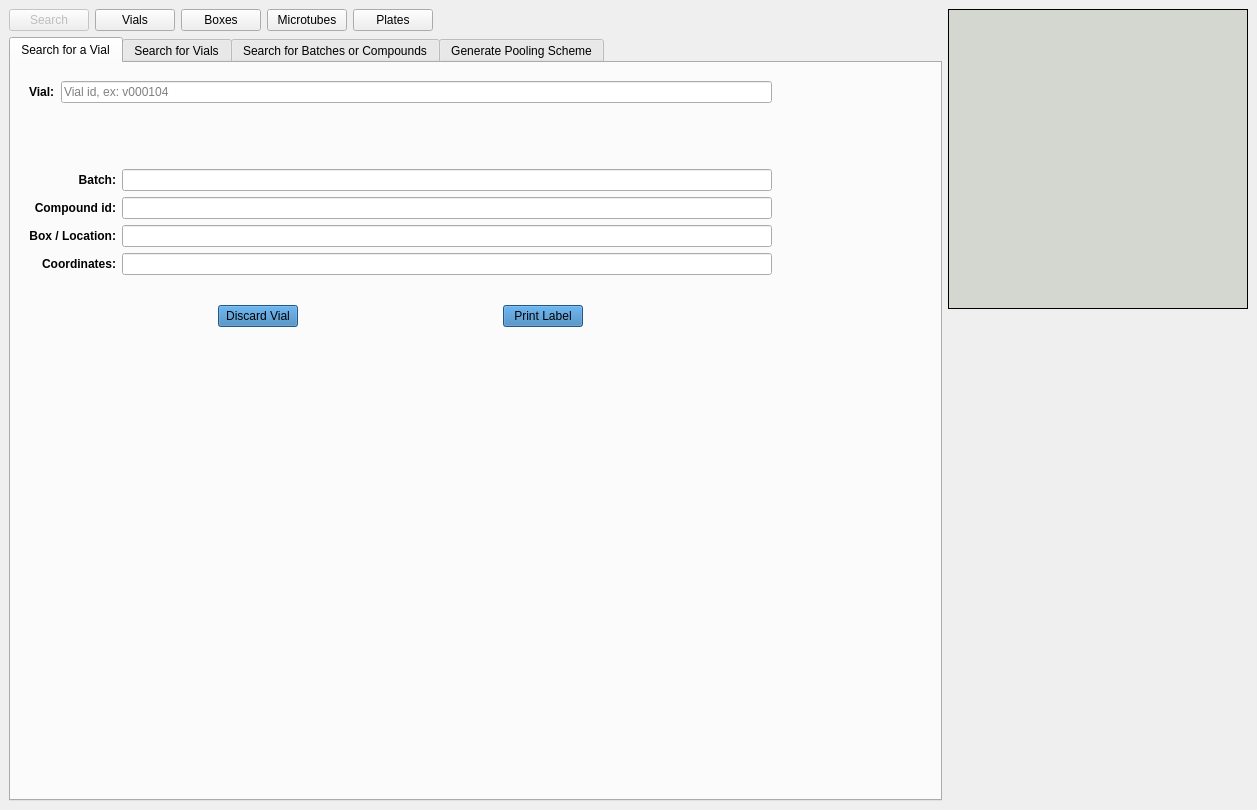
Old version of the form frontend/assets/searchwindow.ui in the repository dahlbma/cello.
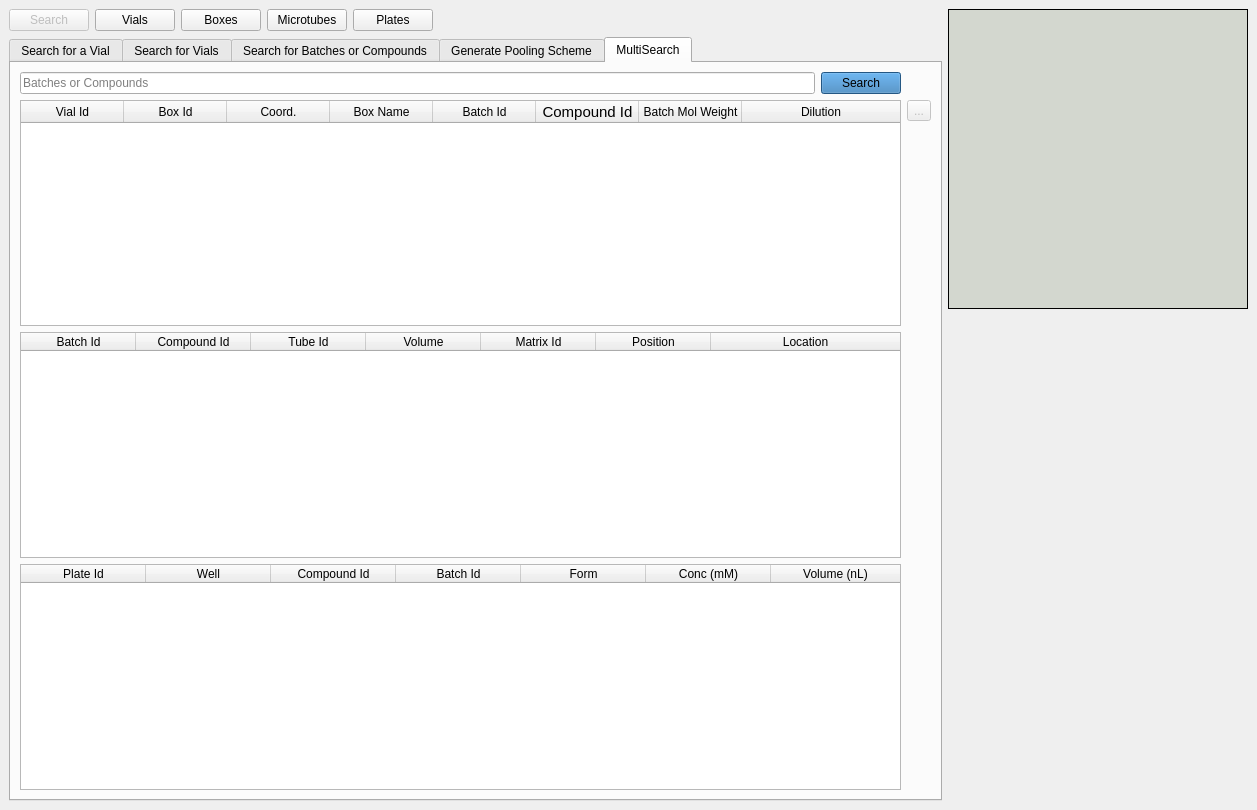
New version of the form.

Commit message: start work on multisearch

The edit to the form file:
```diff
--- a/frontend/assets/searchwindow.ui
+++ b/frontend/assets/searchwindow.ui
@@ -77,7 +77,7 @@
       <item row="1" column="0" colspan="6">
        <widget class="QTabWidget" name="search_tab_wg">
         <property name="currentIndex">
-         <number>0</number>
+         <number>4</number>
         </property>
         <widget class="QWidget" name="onevial_search_tab">
          <attribute name="title">
@@ -978,6 +978,247 @@
           </item>
          </layout>
         </widget>
+        <widget class="QWidget" name="multisearch_tab">
+         <attribute name="title">
+          <string>MultiSearch</string>
+         </attribute>
+         <layout class="QGridLayout" name="gridLayout_10">
+          <item row="0" column="0">
+           <layout class="QHBoxLayout" name="horizontalLayout_7">
+            <item>
+             <widget class="QLineEdit" name="multisearch_eb">
+              <property name="text">
+               <string/>
+              </property>
+              <property name="placeholderText">
+               <string>Batches or Compounds</string>
+              </property>
+             </widget>
+            </item>
+            <item>
+             <widget class="QPushButton" name="multisearch_btn">
+              <property name="styleSheet">
+               <string notr="true">background-color: rgb(51, 122, 183)</string>
+              </property>
+              <property name="text">
+               <string>Search</string>
+              </property>
+             </widget>
+            </item>
+           </layout>
+          </item>
+          <item row="1" column="0" rowspan="2">
+           <layout class="QVBoxLayout" name="verticalLayout_3">
+            <item>
+             <widget class="QTableWidget" name="multisearch_vials_table">
+              <property name="lineWidth">
+               <number>1</number>
+              </property>
+              <property name="horizontalScrollBarPolicy">
+               <enum>Qt::ScrollBarAsNeeded</enum>
+              </property>
+              <property name="sizeAdjustPolicy">
+               <enum>QAbstractScrollArea::AdjustToContents</enum>
+              </property>
+              <property name="editTriggers">
+               <set>QAbstractItemView::NoEditTriggers</set>
+              </property>
+              <property name="alternatingRowColors">
+               <bool>true</bool>
+              </property>
+              <property name="sortingEnabled">
+               <bool>true</bool>
+              </property>
+              <attribute name="horizontalHeaderDefaultSectionSize">
+               <number>103</number>
+              </attribute>
+              <attribute name="horizontalHeaderShowSortIndicator" stdset="0">
+               <bool>true</bool>
+              </attribute>
+              <attribute name="horizontalHeaderStretchLastSection">
+               <bool>true</bool>
+              </attribute>
+              <column>
+               <property name="text">
+                <string>Vial Id</string>
+               </property>
+              </column>
+              <column>
+               <property name="text">
+                <string>Box Id</string>
+               </property>
+              </column>
+              <column>
+               <property name="text">
+                <string>Coord.</string>
+               </property>
+              </column>
+              <column>
+               <property name="text">
+                <string>Box Name</string>
+               </property>
+              </column>
+              <column>
+               <property name="text">
+                <string>Batch Id</string>
+               </property>
+              </column>
+              <column>
+               <property name="text">
+                <string>Compound Id</string>
+               </property>
+               <property name="font">
+                <font>
+                 <pointsize>11</pointsize>
+                </font>
+               </property>
+              </column>
+              <column>
+               <property name="text">
+                <string>Batch Mol Weight</string>
+               </property>
+               <property name="font">
+                <font>
+                 <pointsize>9</pointsize>
+                </font>
+               </property>
+              </column>
+              <column>
+               <property name="text">
+                <string>Dilution</string>
+               </property>
+              </column>
+             </widget>
+            </item>
+            <item>
+             <widget class="QTableWidget" name="multisearch_tubes_table">
+              <property name="sortingEnabled">
+               <bool>true</bool>
+              </property>
+              <attribute name="horizontalHeaderDefaultSectionSize">
+               <number>115</number>
+              </attribute>
+              <attribute name="horizontalHeaderShowSortIndicator" stdset="0">
+               <bool>true</bool>
+              </attribute>
+              <attribute name="horizontalHeaderStretchLastSection">
+               <bool>true</bool>
+              </attribute>
+              <column>
+               <property name="text">
+                <string>Batch Id</string>
+               </property>
+              </column>
+              <column>
+               <property name="text">
+                <string>Compound Id</string>
+               </property>
+              </column>
+              <column>
+               <property name="text">
+                <string>Tube Id</string>
+               </property>
+              </column>
+              <column>
+               <property name="text">
+                <string>Volume</string>
+               </property>
+              </column>
+              <column>
+               <property name="text">
+                <string>Matrix Id</string>
+               </property>
+              </column>
+              <column>
+               <property name="text">
+                <string>Position</string>
+               </property>
+              </column>
+              <column>
+               <property name="text">
+                <string>Location</string>
+               </property>
+              </column>
+             </widget>
+            </item>
+            <item>
+             <widget class="QTableWidget" name="multisearch_plate_table">
+              <attribute name="horizontalHeaderDefaultSectionSize">
+               <number>125</number>
+              </attribute>
+              <attribute name="horizontalHeaderShowSortIndicator" stdset="0">
+               <bool>false</bool>
+              </attribute>
+              <attribute name="horizontalHeaderStretchLastSection">
+               <bool>true</bool>
+              </attribute>
+              <column>
+               <property name="text">
+                <string>Plate Id</string>
+               </property>
+              </column>
+              <column>
+               <property name="text">
+                <string>Well</string>
+               </property>
+              </column>
+              <column>
+               <property name="text">
+                <string>Compound Id</string>
+               </property>
+              </column>
+              <column>
+               <property name="text">
+                <string>Batch Id</string>
+               </property>
+              </column>
+              <column>
+               <property name="text">
+                <string>Form</string>
+               </property>
+              </column>
+              <column>
+               <property name="text">
+                <string>Conc (mM)</string>
+               </property>
+              </column>
+              <column>
+               <property name="text">
+                <string>Volume (nL)</string>
+               </property>
+              </column>
+             </widget>
+            </item>
+           </layout>
+          </item>
+          <item row="1" column="1">
+           <widget class="QToolButton" name="multisearch_export_btn">
+            <property name="enabled">
+             <bool>false</bool>
+            </property>
+            <property name="toolTip">
+             <string>Export data to clipboard</string>
+            </property>
+            <property name="text">
+             <string>...</string>
+            </property>
+           </widget>
+          </item>
+          <item row="2" column="1">
+           <spacer name="verticalSpacer_9">
+            <property name="orientation">
+             <enum>Qt::Vertical</enum>
+            </property>
+            <property name="sizeHint" stdset="0">
+             <size>
+              <width>20</width>
+              <height>644</height>
+             </size>
+            </property>
+           </spacer>
+          </item>
+         </layout>
+        </widget>
        </widget>
       </item>
      </layout>
```
Left out of the diff: 28 changed lines with no effect on the pictures. The commit also changes 1 other file.
